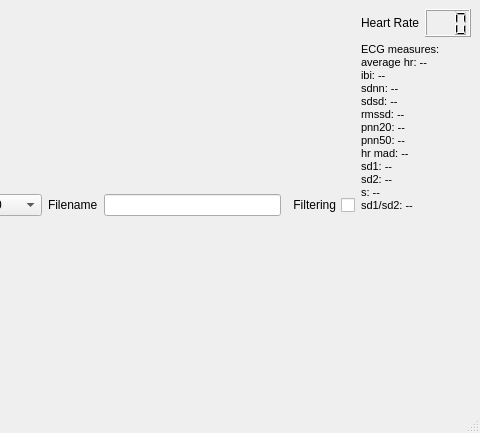
Above: gui/ECG_Recorder.ui from ZuzannaL/ECG_Recorder before the change; both pictures show x 299 to 779 and y 0 to 433 of the 779 by 433 pixel window. Below: the same form after it.
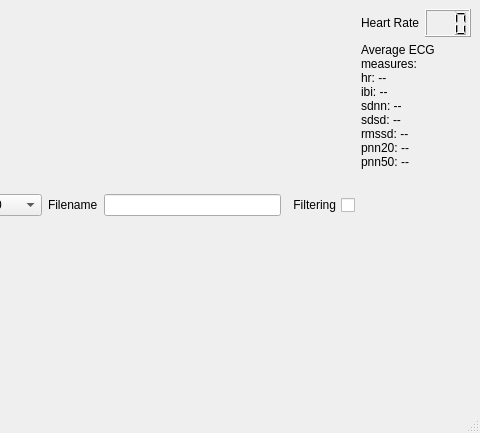
That is the form after the change.

Commit message: Delete unused ECG measures from GUI

What changed in the file:
```diff
--- a/gui/ECG_Recorder.ui
+++ b/gui/ECG_Recorder.ui
@@ -192,7 +192,7 @@
          </size>
         </property>
         <property name="text">
-         <string>&lt;html&gt;&lt;head/&gt;&lt;body&gt;&lt;p&gt;&lt;span style=&quot; font-size:8pt;&quot;&gt;ECG measures:&lt;br/&gt;average hr: --&lt;br/&gt;ibi: --&lt;br/&gt;sdnn: --&lt;br/&gt;sdsd: --&lt;br/&gt;rmssd: --&lt;br/&gt;pnn20: --&lt;br/&gt;pnn50: --&lt;br/&gt;hr mad: --&lt;br/&gt;sd1: --&lt;br/&gt;sd2: --&lt;br/&gt;s: --&lt;br/&gt;sd1/sd2: --&lt;/span&gt;&lt;/p&gt;&lt;/body&gt;&lt;/html&gt;</string>
+         <string>&lt;html&gt;&lt;head/&gt;&lt;body&gt;&lt;p&gt;&lt;span style=&quot; font-size:9pt;&quot;&gt;Average ECG &lt;br/&gt;measures:&lt;br/&gt;hr: --&lt;br/&gt;ibi: --&lt;br/&gt;sdnn: --&lt;br/&gt;sdsd: --&lt;br/&gt;rmssd: --&lt;br/&gt;pnn20: --&lt;br/&gt;pnn50: --&lt;br/&gt;&lt;/span&gt;&lt;/p&gt;&lt;/body&gt;&lt;/html&gt;</string>
         </property>
         <property name="alignment">
          <set>Qt::AlignLeading|Qt::AlignLeft|Qt::AlignTop</set>
```
The commit also changes 3 other files.
